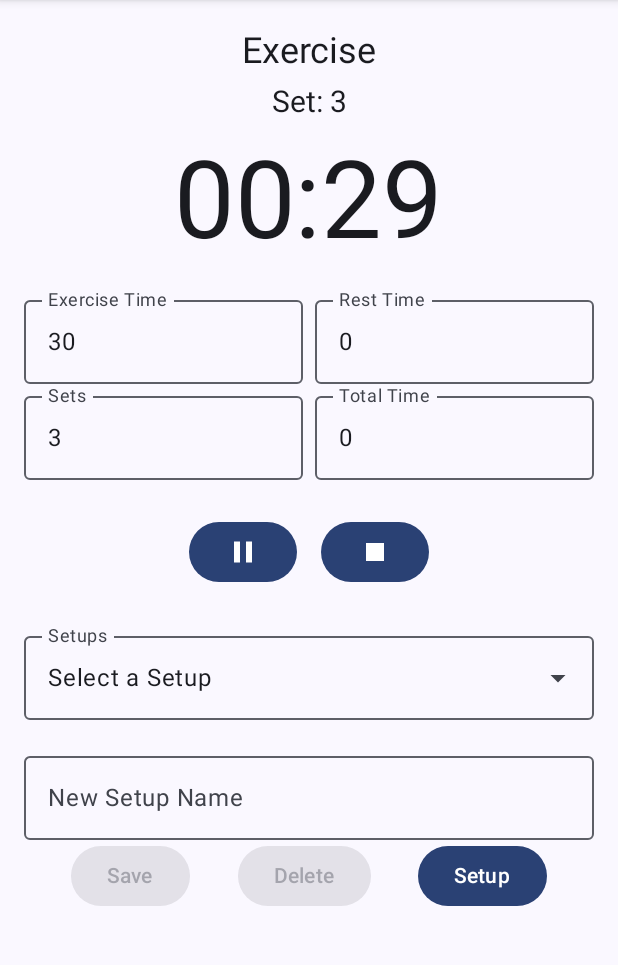
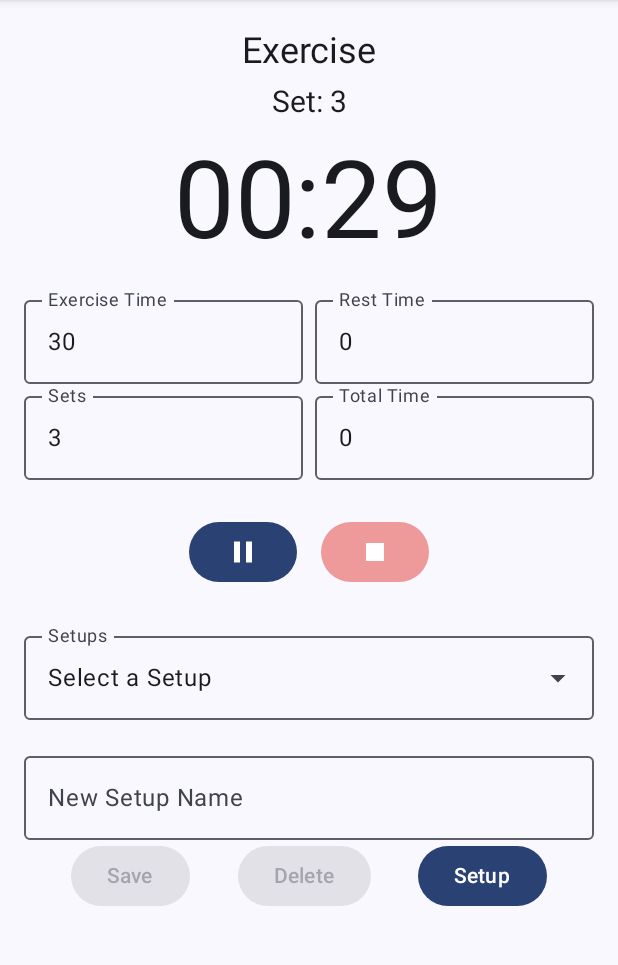
Before and after one commit to billweberx/PT_Timer_New, an Android app built with Jetpack Compose: the screen it shows after launch (MainActivity), after a tap on "Play", on a phone screen of 412 x 824 dp, the part 84-1049 px from its top. Run offline under Robolectric (Android 15) with nearby library versions, the phone set to English and light mode, and no system bars.

Commit message:
Some warning fixes.  Still the same rev 1.0.1 and is a working app.

```diff
--- a/app/build.gradle.kts
+++ b/app/build.gradle.kts
@@ -59,13 +59,9 @@ android {
      buildFeatures {
         compose = true
     }
-//    composeOptions {
-//        kotlinCompilerExtensionVersion = libs.versions.composeCompiler.get()
-//    }
 }
 
 dependencies {
-
     implementation(libs.androidx.core.ktx)
     implementation(libs.androidx.lifecycle.runtime.ktx)
     implementation(libs.androidx.activity.compose)
@@ -73,11 +69,7 @@ dependencies {
     implementation(libs.androidx.compose.ui)
     implementation(libs.androidx.compose.ui.graphics)
     implementation(libs.androidx.compose.ui.tooling.preview)
-    // Manually define the Material 3 version to a known stable version
-    //implementation("androidx.compose.material3:material3:1.2.1")
     implementation(libs.androidx.compose.material3)
-    //implementation("androidx.compose.material:material-icons-extended-android:1.7.8")
-    implementation("androidx.compose.material:material-icons-extended")
     implementation(libs.kotlinx.coroutines.android)
     implementation(libs.gson)
     testImplementation(libs.junit)
@@ -87,7 +79,6 @@ dependencies {
     androidTestImplementation(libs.androidx.compose.ui.test.junit4)
     debugImplementation(libs.androidx.compose.ui.tooling)
     debugImplementation(libs.androidx.compose.ui.test.manifest)
-    //implementation(libs.material)
     implementation(libs.androidx.navigation.compose)
-
+    implementation("androidx.compose.material:material-icons-extended")
 }
--- a/app/src/main/java/com/billweberx/pt_timer/MainActivity.kt
+++ b/app/src/main/java/com/billweberx/pt_timer/MainActivity.kt
@@ -9,16 +9,17 @@ import androidx.compose.foundation.layout.*
 import androidx.compose.foundation.lazy.LazyColumn
 import androidx.compose.foundation.text.KeyboardOptions
 import androidx.compose.material.icons.Icons
+import androidx.compose.material.icons.filled.PlayArrow
+import androidx.compose.material3.*
 import androidx.compose.material.icons.filled.Pause
-import androidx.compose.material.icons.filled.PlayArrow
 import androidx.compose.material.icons.filled.Stop
-import androidx.compose.material3.*
 import androidx.compose.runtime.*
 import androidx.compose.runtime.getValue
 import androidx.compose.runtime.setValue
 import androidx.compose.runtime.snapshots.SnapshotStateList
 import androidx.compose.ui.Alignment
 import androidx.compose.ui.Modifier
+import androidx.compose.ui.graphics.Color
 import androidx.compose.ui.platform.LocalContext
 import androidx.compose.ui.platform.LocalFocusManager
 import androidx.compose.ui.text.input.KeyboardType
@@ -599,18 +600,35 @@ fun PTTimerScreen(_onNavigateToSetup: () -> Unit) {
         item {
             // Control Buttons
             Row(horizontalArrangement = Arrangement.spacedBy(16.dp)) {
-                Button(onClick = onPlayPauseClick) {
+                // Play/Pause Button with color logic
+                Button(
+                    onClick = onPlayPauseClick,
+                    colors = if (isRunning && !isPaused) {
+                        // Pause is default color
+                        ButtonDefaults.buttonColors()
+                    } else {
+                        // Play is light green
+                        ButtonDefaults.buttonColors(containerColor = Color(0xFFC8E6C9))
+                    }
+                ) {
                     Icon(
                         imageVector = if (isRunning && !isPaused) Icons.Default.Pause else Icons.Default.PlayArrow,
                         contentDescription = if (isRunning && !isPaused) "Pause" else "Play"
                     )
                 }
-                Button(onClick = onStopClick, enabled = isRunning || isPaused) {
+
+                // Stop Button with red color
+                Button(
+                    onClick = onStopClick,
+                    enabled = isRunning || isPaused,
+                    colors = ButtonDefaults.buttonColors(containerColor = Color(0xFFEF9A9A))
+                ) {
                     Icon(imageVector = Icons.Default.Stop, contentDescription = "Stop")
                 }
             }
             Spacer(modifier = Modifier.height(24.dp))
         }
+
 
         item {
             // --- Dropdown for Selecting a Setup ---
@@ -646,7 +664,6 @@ fun PTTimerScreen(_onNavigateToSetup: () -> Unit) {
             Spacer(modifier = Modifier.height(16.dp))
         }
 
-        // --- NEW, REORGANIZED SAVE AND NAVIGATION AREA ---
         item {
             // Text field now takes the full width on its own line
             OutlinedTextField(
@@ -659,34 +676,37 @@ fun PTTimerScreen(_onNavigateToSetup: () -> Unit) {
         }
 
         item {
-            // Buttons are now on the same row with shorter names
+            // Buttons are now on the same row with colors
             Row(
                 modifier = Modifier.fillMaxWidth(),
-                horizontalArrangement = Arrangement.SpaceEvenly, // Spaces them out evenly
+                horizontalArrangement = Arrangement.SpaceEvenly,
                 verticalAlignment = Alignment.CenterVertically
             ) {
-                // "Save" button
+                // "Save" button (Light Green)
                 Button(
                     onClick = { saveSetup(newSetupName.text) },
-                    enabled = newSetupName.text.isNotBlank()
+                    enabled = newSetupName.text.isNotBlank(),
+                    colors = ButtonDefaults.buttonColors(containerColor = Color(0xFFC8E6C9))
                 ) {
                     Text("Save")
                 }
 
-                // "Delete" button
+                // "Delete" button (Light Red)
                 Button(
                     onClick = { selectedSetup?.let { deleteSetup(it) } },
-                    enabled = selectedSetup != null // Only enabled when a setup is selected
+                    enabled = selectedSetup != null,
+                    colors = ButtonDefaults.buttonColors(containerColor = Color(0xFFEF9A9A))
                 ) {
                     Text("Delete")
                 }
 
-                // "Setup" button
+                // "Setup" button (Default Color)
                 Button(onClick = _onNavigateToSetup) {
                     Text("Setup")
                 }
             }
         }
+
     }
 }
 
--- a/build.gradle.kts
+++ b/build.gradle.kts
@@ -3,14 +3,8 @@ plugins {
 
 // build.gradle.kts (module)
     plugins {
-        // Android App Plugin - Version is declared in libs.versions.toml
         alias(libs.plugins.android.application) apply false
-
-        // Kotlin Android Plugin - Version is declared in libs.versions.toml
         alias(libs.plugins.kotlin.android) apply false
-
-        // Kotlin Compose Plugin - Version is declared in libs.versions.toml
         alias(libs.plugins.compose.compiler) apply false
     }
-
 }
--- a/gradle.properties
+++ b/gradle.properties
@@ -22,3 +22,5 @@ kotlin.code.style=official
 # thereby reducing the size of the R class for that library
 android.nonTransitiveRClass=true
 org.gradle.configuration-cache=true
+# Suppress the warning for using compileSdk 36 with the current AGP
+android.suppressUnsupportedCompileSdk=36
--- a/gradle/libs.versions.toml
+++ b/gradle/libs.versions.toml
@@ -11,7 +11,6 @@ activityCompose = "1.9.0"
 composeBom = "2024.05.00"
 coroutines = "1.8.0"
 gson = "2.10.1"
-material = "1.12.0"
 navigationCompose = "2.7.7"
 
 [libraries]
@@ -31,7 +30,6 @@ androidx-compose-ui-test-junit4 = { group = "androidx.compose.ui", name = "ui-te
 androidx-compose-material3 = { group = "androidx.compose.material3", name = "material3" }
 kotlinx-coroutines-android = { group = "org.jetbrains.kotlinx", name = "kotlinx-coroutines-android", version.ref = "coroutines" }
 gson = { group = "com.google.code.gson", name = "gson", version.ref = "gson" }
-material = { module = "com.google.android.material:material", version.ref = "material" }
 androidx-navigation-compose = { group = "androidx.navigation", name = "navigation-compose", version.ref = "navigationCompose" }
 
 [plugins]
```
Also changed, not shown: 1 other file.
